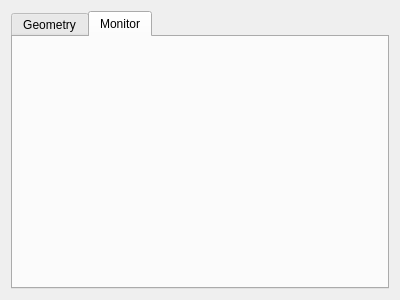
Qt form PyQtVTK/Ui_Files/Ui_tab.ui (shach934/scripts) before a commit.
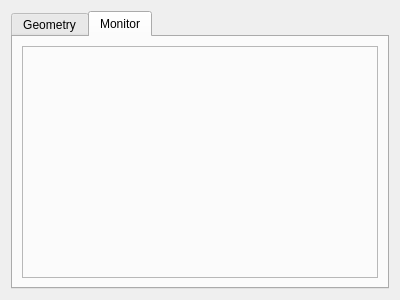
The same form after that commit. The open tabs and pages were chosen to show the change.

Patch:
```diff
--- a/PyQtVTK/Ui_Files/Ui_tab.ui
+++ b/PyQtVTK/Ui_Files/Ui_tab.ui
@@ -28,6 +28,18 @@
       <attribute name="title">
        <string>Monitor</string>
       </attribute>
+      <layout class="QVBoxLayout" name="verticalLayout_3">
+       <item>
+        <widget class="QFrame" name="MonitorFrame">
+         <property name="frameShape">
+          <enum>QFrame::StyledPanel</enum>
+         </property>
+         <property name="frameShadow">
+          <enum>QFrame::Raised</enum>
+         </property>
+        </widget>
+       </item>
+      </layout>
      </widget>
     </widget>
    </item>
```
Left out of the diff: 14 changed lines with no effect on the pictures.
